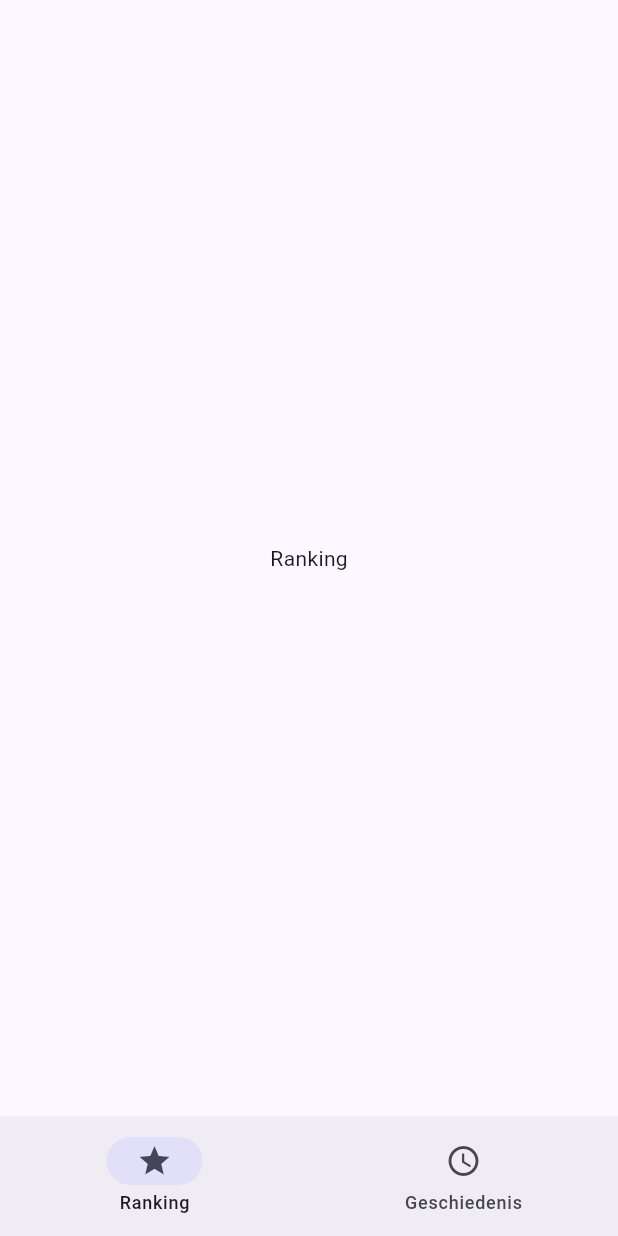
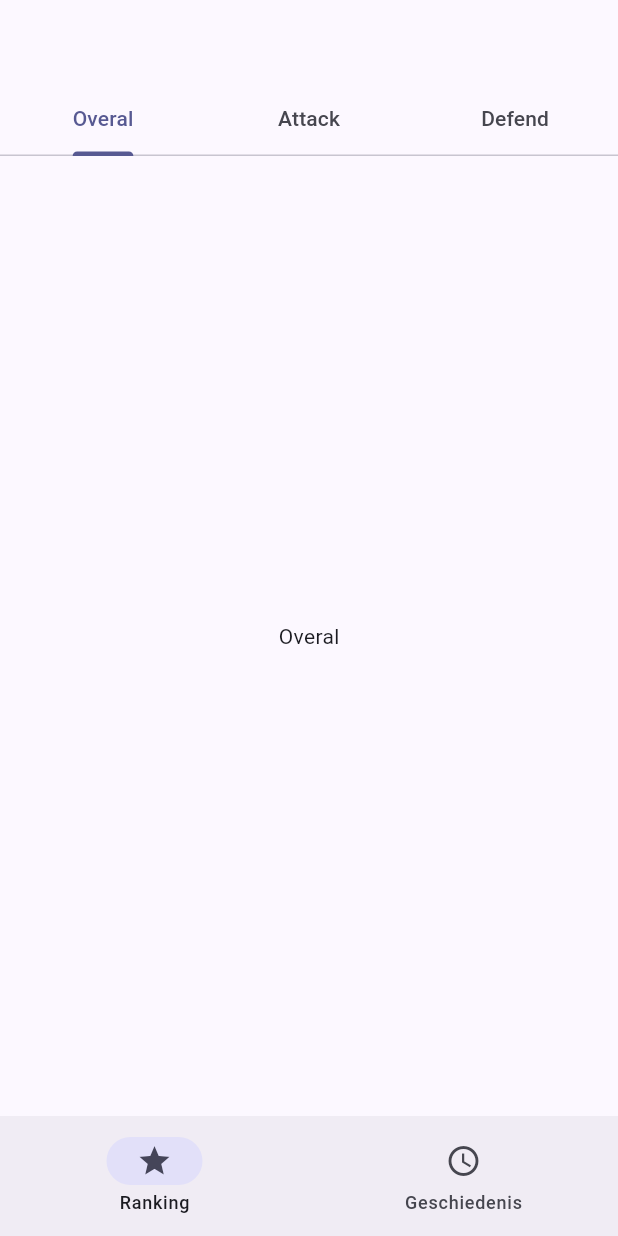
Before and after one commit to jan-claeys/kickerflutter, a Flutter app: the screen it shows after launch, on a phone screen of 412 x 824 dp. Run offline on Flutter 3.47's test engine with Material 2 defaults, Android fonts, the light colour scheme and no system bars.

Commit message:
Add tabs for ranking with empty appbar

```diff
--- a/lib/main.dart
+++ b/lib/main.dart
@@ -35,18 +35,23 @@ class _MyHomePageState extends State<MyHomePage> {
 
   @override
   Widget build(BuildContext context) {
-
     return Scaffold(
       bottomNavigationBar: NavigationBar(
-        onDestinationSelected: (int index)=> {
+        onDestinationSelected: (int index) => {
           setState(() {
             currentPageIndex = index;
           })
         },
         selectedIndex: currentPageIndex,
         destinations: const <Widget>[
-          NavigationDestination(icon: Icon(Icons.star_border), selectedIcon: Icon(Icons.star),label: "Ranking"),
-          NavigationDestination(icon: Icon(Icons.access_time), selectedIcon: Icon(Icons.access_time_filled_outlined), label: "Geschiedenis"),
+          NavigationDestination(
+              icon: Icon(Icons.star_border),
+              selectedIcon: Icon(Icons.star),
+              label: "Ranking"),
+          NavigationDestination(
+              icon: Icon(Icons.access_time),
+              selectedIcon: Icon(Icons.access_time_filled_outlined),
+              label: "Geschiedenis"),
         ],
       ),
       body: <Widget>[
@@ -57,18 +62,35 @@ class _MyHomePageState extends State<MyHomePage> {
   }
 }
 
-class RankingPage extends StatelessWidget{
+class RankingPage extends StatelessWidget {
   const RankingPage({super.key});
 
   @override
   Widget build(BuildContext context) {
-    return const Center(
-      child: Text("Ranking"),
-    );
+    return DefaultTabController(
+        length: 3,
+        child: Scaffold(
+          appBar: AppBar(
+            bottom: const TabBar(
+              tabs: <Widget>[
+                Tab(text: "Overal"),
+                Tab(text: "Attack"),
+                Tab(text: "Defend"),
+              ],
+            ),
+          ),
+          body: const TabBarView(
+            children: <Widget>[
+              Center(child: Text("Overal")),
+              Center(child: Text("Attack")),
+              Center(child: Text("Defend")),
+            ],
+          ),
+        ));
   }
 }
 
-class HistoryPage extends StatelessWidget{
+class HistoryPage extends StatelessWidget {
   const HistoryPage({super.key});
 
   @override
```
